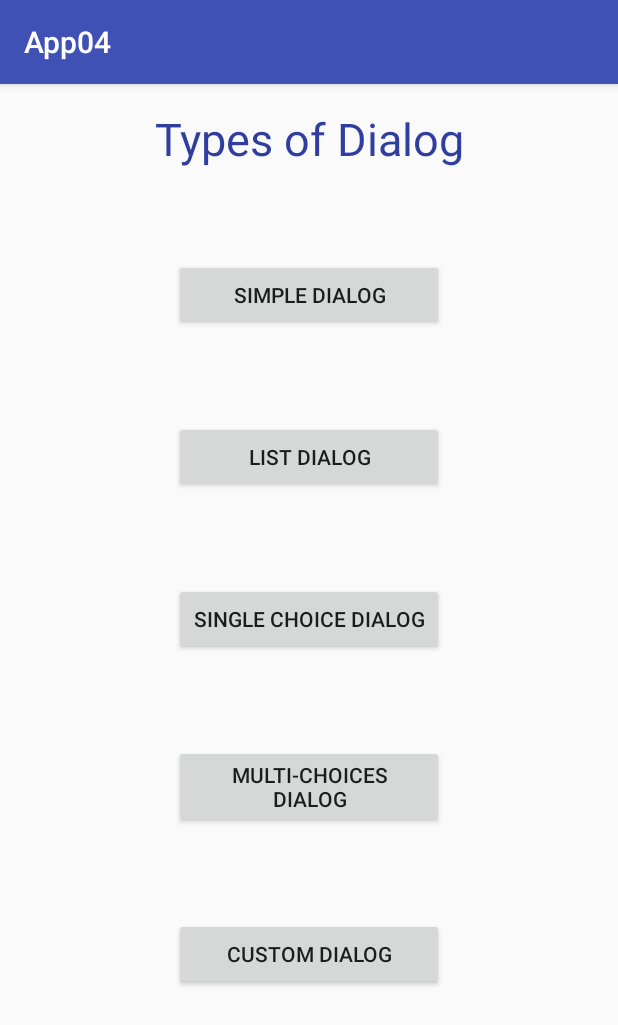
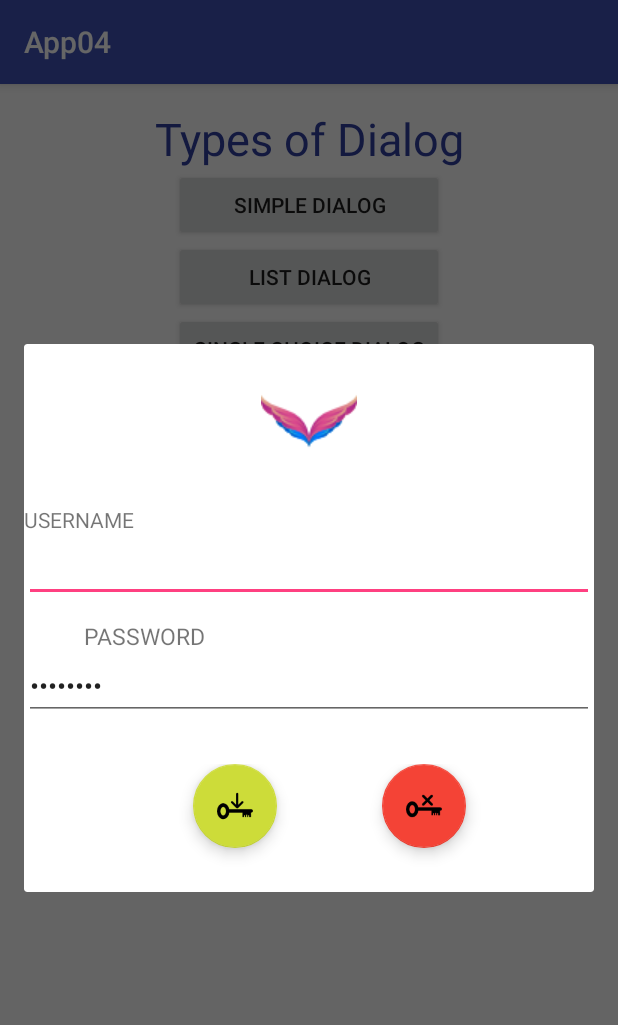
Before and after one commit to sunmini11/App04, an Android app: the screen it shows after launch (MainActivity), after a tap on "CUSTOM DIALOG", on a phone screen of 412 x 824 dp. Shown: the top 1025 px of the screen. Run offline under Robolectric (Android 15) with nearby library versions, the phone set to English and light mode, and no system bars.

Commit message:
home work -round button

```diff
--- a/app/build.gradle
+++ b/app/build.gradle
@@ -23,4 +23,5 @@ dependencies {
     compile fileTree(dir: 'libs', include: ['*.jar'])
     testCompile 'junit:junit:4.12'
     compile 'com.android.support:appcompat-v7:23.+'
+    compile 'com.android.support:design:23.3.0'
 }
--- a/app/src/main/AndroidManifest.xml
+++ b/app/src/main/AndroidManifest.xml
@@ -15,6 +15,7 @@
                 <category android:name="android.intent.category.LAUNCHER" />
             </intent-filter>
         </activity>
+        <activity android:name=".Login"></activity>
     </application>
 
 </manifest>
--- a/app/src/main/java/com/egco428/app04/MainActivity.java
+++ b/app/src/main/java/com/egco428/app04/MainActivity.java
@@ -2,6 +2,8 @@ package com.egco428.app04;
 
 import android.app.Dialog;
 import android.content.DialogInterface;
+import android.content.Intent;
+import android.support.design.widget.FloatingActionButton;
 import android.support.v7.app.AlertDialog;
 import android.support.v7.app.AppCompatActivity;
 import android.os.Bundle;
@@ -130,18 +132,46 @@ public class MainActivity extends AppCompatActivity {
 
         buttonCustom.setOnClickListener(new View.OnClickListener() {
             @Override
-            public void onClick(View view) {
+            public void onClick(final View view) {
                 final Dialog dialog = new Dialog(MainActivity.this);
                 dialog.setTitle("Login Dialog");
                 dialog.setContentView(R.layout.dialog_custom);
 
-                final EditText username = (EditText)findViewById(R.id.username);
-                final EditText password = (EditText)findViewById(R.id.password);
-                final Button buttonLogin = (Button)findViewById(R.id.login);
-                final Button buttonCancel = (Button)findViewById(R.id.cancel);
+                final EditText username = (EditText) dialog.findViewById(R.id.username);
+                final EditText password = (EditText) dialog.findViewById(R.id.password);
+                FloatingActionButton buttonLogin = (FloatingActionButton) dialog.findViewById(R.id.login);
+                FloatingActionButton buttonCancel = (FloatingActionButton) dialog.findViewById(R.id.cancel);
+                buttonCancel.setOnClickListener(new View.OnClickListener() {
 
+                    @Override
+                    public void onClick(View view) {
+                        dialog.dismiss();
+                    }
+                });
+
+                buttonLogin.setOnClickListener(new View.OnClickListener() {
+                    @Override
+                    public void onClick(View v) {
+                        if (username.getText().toString().equals("admin") && password.getText().toString().equals("1234")) {
+                            sendMethod(view);
+                            Toast.makeText(getApplicationContext(), "Login Success", Toast.LENGTH_LONG).show();
+
+                        }
+
+                        else{
+                            Toast.makeText(getApplicationContext(),"Login Fail", Toast.LENGTH_LONG).show();
+                        }
+
+                    }
+                });
+                dialog.show();
             }
+
         });
     }
-
+    public void sendMethod(View view){
+        Intent intent = new Intent(this,Login.class); // Intent = define destination page
+        startActivity(intent);
+        finish();
+    }
 }
--- a/app/src/main/res/layout/activity_main.xml
+++ b/app/src/main/res/layout/activity_main.xml
@@ -23,53 +23,48 @@
         android:layout_height="wrap_content"
         android:text="Single Choice Dialog"
         android:id="@+id/btnSingle"
+        android:layout_marginLeft="100dp"
+        android:layout_marginRight="100dp"
         android:layout_below="@+id/btnList"
-        android:layout_alignParentLeft="true"
-        android:layout_marginTop="60dp"
-        android:layout_marginLeft="100dp"
-        android:layout_marginRight="100dp" />
+        android:layout_centerHorizontal="true" />
 
     <Button
         android:layout_width="match_parent"
         android:layout_height="wrap_content"
         android:text="List Dialog"
         android:id="@+id/btnList"
+        android:layout_marginLeft="100dp"
+        android:layout_marginRight="100dp"
         android:layout_below="@+id/btnSimple"
-        android:layout_alignParentLeft="true"
-        android:layout_marginTop="60dp"
-        android:layout_marginLeft="100dp"
-        android:layout_marginRight="100dp" />
+        android:layout_centerHorizontal="true" />
 
     <Button
         android:layout_width="match_parent"
         android:layout_height="wrap_content"
         android:text="Custom Dialog"
         android:id="@+id/btnCustom"
+        android:layout_marginLeft="100dp"
+        android:layout_marginRight="100dp"
         android:layout_below="@+id/btnMulti"
-        android:layout_alignParentLeft="true"
-        android:layout_marginTop="60dp"
-        android:layout_marginLeft="100dp"
-        android:layout_marginRight="100dp" />
+        android:layout_centerHorizontal="true" />
 
     <Button
         android:layout_width="match_parent"
         android:layout_height="wrap_content"
         android:text="Simple Dialog"
         android:id="@+id/btnSimple"
+        android:layout_marginLeft="100dp"
+        android:layout_marginRight="100dp"
         android:layout_below="@+id/textView"
-        android:layout_alignParentStart="true"
-        android:layout_marginTop="60dp"
-        android:layout_marginLeft="100dp"
-        android:layout_marginRight="100dp" />
+        android:layout_centerHorizontal="true" />
 
     <Button
         android:layout_width="match_parent"
         android:layout_height="wrap_content"
         android:text="Multi-Choices Dialog"
         android:id="@+id/btnMulti"
+        android:layout_marginLeft="100dp"
+        android:layout_marginRight="100dp"
         android:layout_below="@+id/btnSingle"
-        android:layout_alignParentLeft="true"
-        android:layout_marginTop="60dp"
-        android:layout_marginLeft="100dp"
-        android:layout_marginRight="100dp" />
+        android:layout_centerHorizontal="true" />
 </RelativeLayout>
--- a/app/src/main/res/layout/dialog_custom.xml
+++ b/app/src/main/res/layout/dialog_custom.xml
@@ -1,50 +1,89 @@
 <?xml version="1.0" encoding="utf-8"?>
 <RelativeLayout xmlns:android="http://schemas.android.com/apk/res/android"
+    xmlns:app="http://schemas.android.com/apk/res-auto"
     android:layout_width="match_parent"
     android:layout_height="match_parent">
 
     <EditText
+        android:id="@+id/username"
         android:layout_width="match_parent"
         android:layout_height="wrap_content"
-        android:id="@+id/username"
+        android:layout_below="@+id/textUser"
+        android:layout_centerHorizontal="true" />
+
+    <TextView
+        android:id="@+id/textUser"
+        android:layout_width="300dp"
+        android:layout_height="wrap_content"
+        android:text="USERNAME"
+        android:layout_marginTop="107dp"
         android:layout_alignParentTop="true"
-        android:layout_centerHorizontal="true"
-        android:layout_marginTop="100dp" />
+        android:layout_alignStart="@+id/textPassword" />
 
     <EditText
+        android:id="@+id/password"
         android:layout_width="match_parent"
         android:layout_height="wrap_content"
+        android:ems="10"
         android:inputType="textPassword"
-        android:ems="10"
-        android:id="@+id/password"
-        android:layout_below="@+id/username"
-        android:layout_alignParentStart="true"
-        android:layout_marginTop="100dp"
-        android:text="password" />
+        android:text="password"
+        android:layout_below="@+id/textPassword"
+        android:layout_centerHorizontal="true" />
+
+    <TextView
+        android:id="@+id/textPassword"
+        android:layout_width="300dp"
+        android:layout_height="wrap_content"
+        android:text="PASSWORD"
+        android:textSize="15dp"
+        android:layout_marginTop="57dp"
+        android:layout_below="@+id/textUser"
+        android:layout_centerHorizontal="true" />
 
     <LinearLayout
-        android:orientation="horizontal"
+        android:id="@+id/linearLayout"
         android:layout_width="match_parent"
         android:layout_height="wrap_content"
-        android:layout_centerVertical="true"
-        android:layout_alignParentStart="true"
-        android:layout_marginTop="100dp">
+        android:gravity="center_horizontal"
+        android:orientation="horizontal"
+        android:weightSum="1"
+        android:layout_below="@+id/password"
+        android:layout_alignEnd="@+id/password"
+        android:layout_marginTop="29dp">
 
-        <Button
-            android:layout_width="wrap_content"
+        <android.support.design.widget.FloatingActionButton
+            android:id="@+id/login"
+            android:layout_width="match_parent"
             android:layout_height="wrap_content"
-            android:text="Login"
-            android:id="@+id/login"
-            android:padding="30dp"
-            android:layout_marginLeft="150dp" />
+            android:layout_marginRight="50dp"
+            android:layout_weight="0.20"
+            android:background="#CDDC39"
+            android:src="@drawable/login"
+            app:backgroundTint="#CDDC39"
+            android:onClick="sendMethod"
+            android:layout_marginStart="28dp"
+            android:layout_marginBottom="29dp" />
 
-        <Button
-            android:layout_width="wrap_content"
+        <android.support.design.widget.FloatingActionButton
+            android:id="@+id/cancel"
+            android:layout_width="match_parent"
             android:layout_height="wrap_content"
-            android:text="Cancel"
-            android:id="@+id/cancel"
-            android:padding="30dp"
-            android:layout_marginLeft="100dp" />
+            android:layout_weight="0.20"
+            android:src="@drawable/cross"
+            app:backgroundTint="#F44336"
+            android:layout_marginStart="70dp"
+           />
+
     </LinearLayout>
 
+    <ImageView
+        android:layout_width="wrap_content"
+        android:layout_height="wrap_content"
+        android:id="@+id/imageView"
+        android:layout_marginTop="19dp"
+        android:src="@drawable/logo"
+        android:layout_alignParentTop="true"
+        android:layout_centerHorizontal="true" />
+
+
 </RelativeLayout>
--- a/app/src/main/res/values/strings.xml
+++ b/app/src/main/res/values/strings.xml
@@ -1,3 +1,4 @@
 <resources>
     <string name="app_name">App04</string>
+    <string name="login">Login</string>
 </resources>
```
Also changed, not shown: app/src/main/java/com/egco428/app04/Login.java (added, +13 -0 lines), app/src/main/res/layout/activity_login.xml (added, +12 -0 lines), app/src/main/res/drawable/cross.png (added), app/src/main/res/drawable/login.png (added), app/src/main/res/drawable/logo.png (added).
